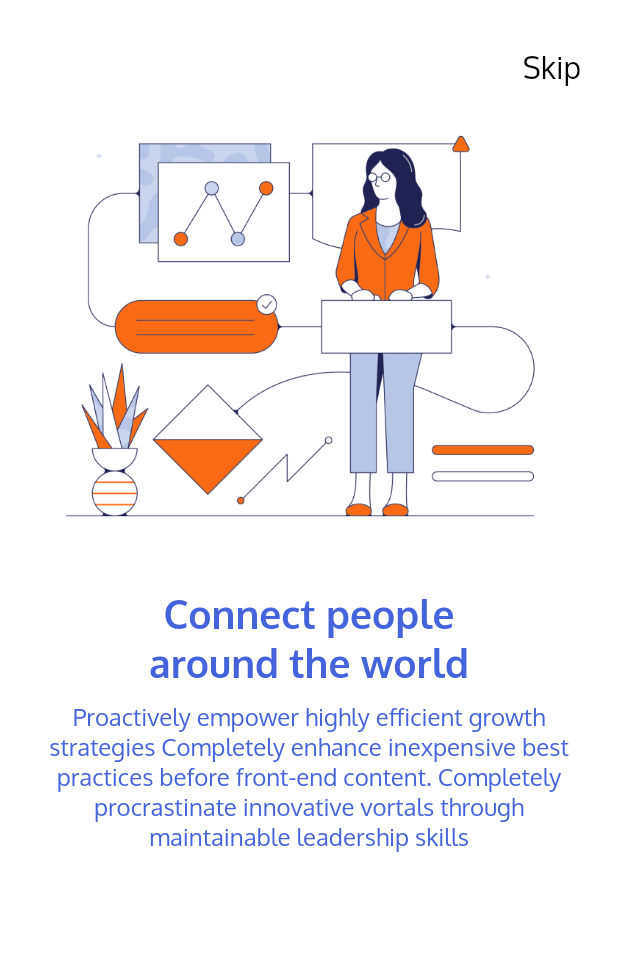
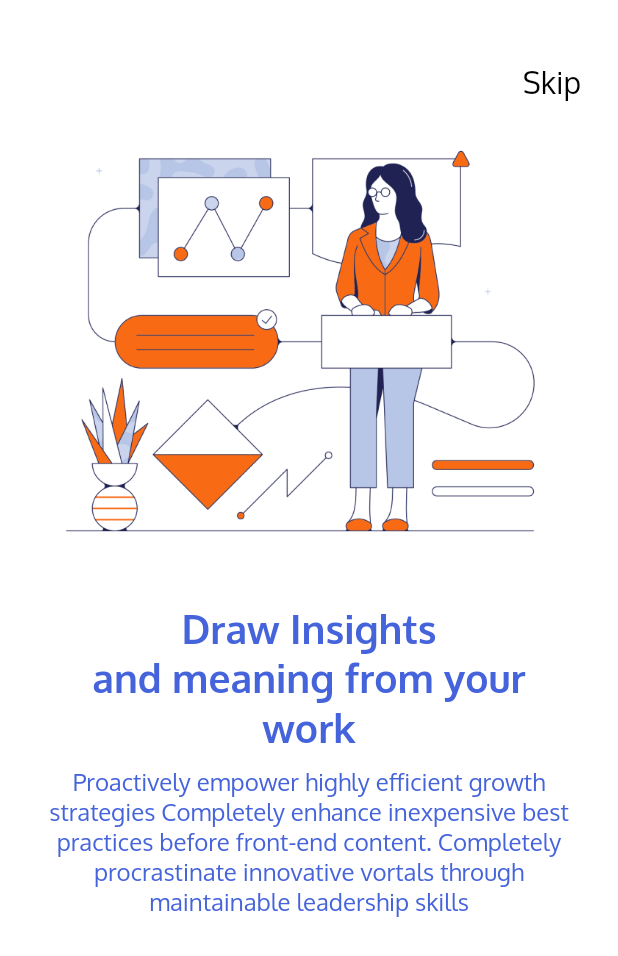
Before and after one commit to kennyadenat/finance, a Flutter app: the screen it shows after launch, swiped to page 3, on a phone screen of 412 x 824 dp. Shown: the top 956 px of the screen. Run offline on Flutter 3.47's test engine with Material 2 defaults, Android fonts, the phone set to English and light mode, and no system bars.

Commit message:
UPDATED LAYOUT PADDING

```diff
--- a/lib/view/onboard_screen.dart
+++ b/lib/view/onboard_screen.dart
@@ -34,7 +34,7 @@ class _OnboardScreenState extends State<OnboardScreen> {
             ),
           ),
           child: Padding(
-            padding: EdgeInsets.symmetric(vertical: 20.0),
+            padding: EdgeInsets.symmetric(vertical: 30.0),
             child: Column(
               crossAxisAlignment: CrossAxisAlignment.start,
               children: <Widget>[
@@ -52,7 +52,7 @@ class _OnboardScreenState extends State<OnboardScreen> {
                   ),
                 ),
                 Container(
-                  height: 700.0,
+                  height: 650.0,
                   child: PageView(
                     physics: ClampingScrollPhysics(),
                     onPageChanged: (int page) {
@@ -143,7 +143,7 @@ class _OnboardScreenState extends State<OnboardScreen> {
                             Padding(
                               padding: EdgeInsets.symmetric(horizontal: 20.0),
                               child: Text(
-                                'Connect people\naround the world',
+                                'Draw Insights\nand meaning from your work',
                                 style: titleTextStyle,
                                 textAlign: TextAlign.center,
                               ),
```
